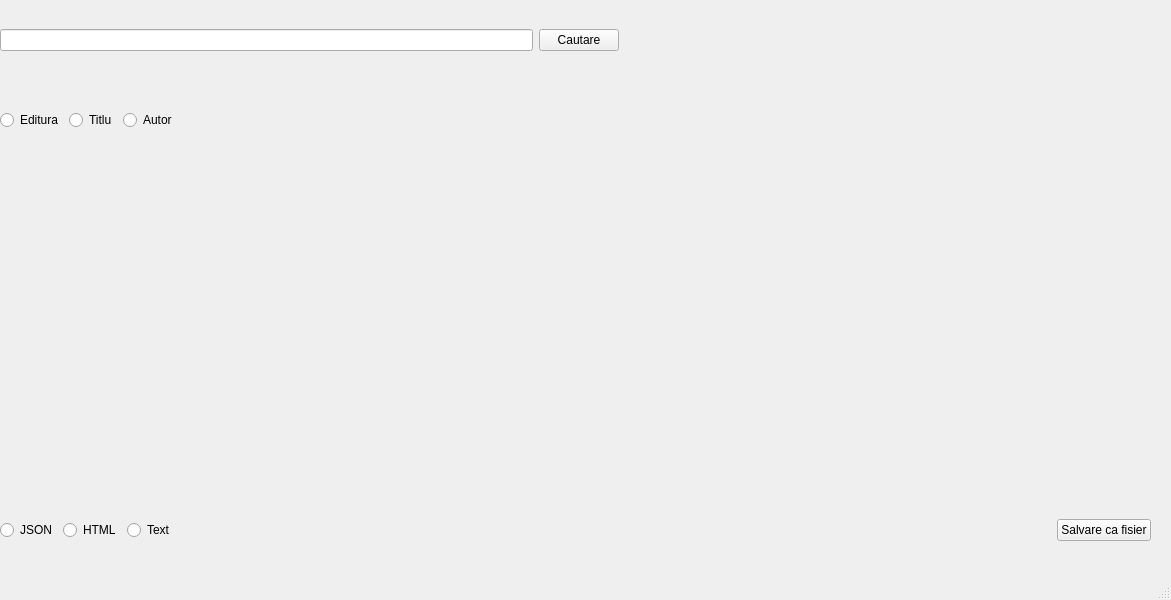
Old version of the form PP/LAB5/app.ui in the repository EfexOny/AN2.
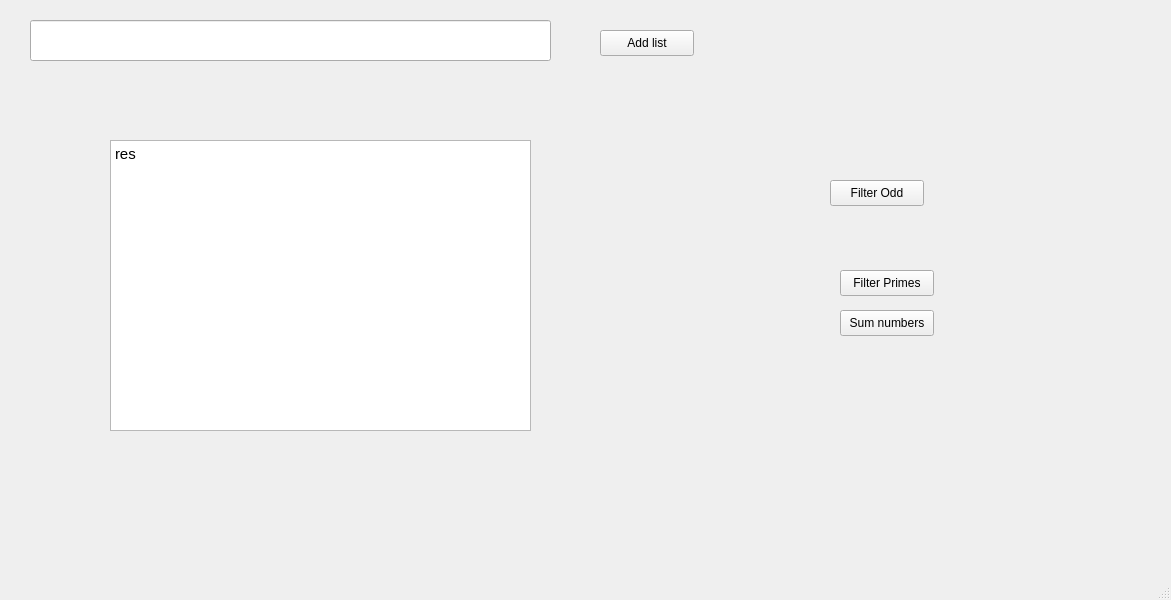
New version of the form.

Patch:
```diff
--- a/PP/LAB5/app.ui
+++ b/PP/LAB5/app.ui
@@ -14,139 +14,87 @@
    <string>MainWindow</string>
   </property>
   <widget class="QWidget" name="centralwidget">
-   <widget class="QWidget" name="horizontalLayoutWidget">
+   <widget class="QPushButton" name="butonAdd">
     <property name="geometry">
      <rect>
-      <x>0</x>
-      <y>0</y>
-      <width>1151</width>
-      <height>80</height>
+      <x>600</x>
+      <y>30</y>
+      <width>94</width>
+      <height>26</height>
      </rect>
     </property>
-    <layout class="QHBoxLayout" name="searchBar">
-     <item>
-      <widget class="QLineEdit" name="searchField"/>
-     </item>
-     <item>
-      <widget class="QPushButton" name="searchButton">
-       <property name="text">
-        <string>Cautare</string>
-       </property>
-      </widget>
-     </item>
-     <item>
-      <spacer name="horizontalSpacer">
-       <property name="orientation">
-        <enum>Qt::Orientation::Horizontal</enum>
-       </property>
-       <property name="sizeHint" stdset="0">
-        <size>
-         <width>40</width>
-         <height>20</height>
-        </size>
-       </property>
-      </spacer>
-     </item>
-    </layout>
+    <property name="text">
+     <string>Add list</string>
+    </property>
    </widget>
-   <widget class="QWidget" name="horizontalLayoutWidget_2">
+   <widget class="QLineEdit" name="numereAdd">
     <property name="geometry">
      <rect>
-      <x>0</x>
-      <y>80</y>
-      <width>1151</width>
-      <height>80</height>
+      <x>30</x>
+      <y>20</y>
+      <width>521</width>
+      <height>41</height>
      </rect>
     </property>
-    <layout class="QHBoxLayout" name="horizontalLayout" stretch="0,0,0,0">
-     <item>
-      <widget class="QRadioButton" name="radioButton_3">
-       <property name="text">
-        <string>Editura</string>
-       </property>
-      </widget>
-     </item>
-     <item>
-      <widget class="QRadioButton" name="radioButton_2">
-       <property name="text">
-        <string>Titlu</string>
-       </property>
-      </widget>
-     </item>
-     <item>
-      <widget class="QRadioButton" name="radioButton">
-       <property name="text">
-        <string>Autor</string>
-       </property>
-      </widget>
-     </item>
-     <item>
-      <spacer name="horizontalSpacer_2">
-       <property name="orientation">
-        <enum>Qt::Orientation::Horizontal</enum>
-       </property>
-       <property name="sizeHint" stdset="0">
-        <size>
-         <width>40</width>
-         <height>20</height>
-        </size>
-       </property>
-      </spacer>
-     </item>
-    </layout>
    </widget>
-   <widget class="QWidget" name="horizontalLayoutWidget_3">
+   <widget class="QTextBrowser" name="rezultatLista">
     <property name="geometry">
      <rect>
-      <x>0</x>
-      <y>490</y>
-      <width>1151</width>
-      <height>80</height>
+      <x>110</x>
+      <y>140</y>
+      <width>421</width>
+      <height>291</height>
      </rect>
     </property>
-    <layout class="QHBoxLayout" name="horizontalLayout_2">
-     <item>
-      <widget class="QRadioButton" name="jsonButton">
-       <property name="text">
-        <string>JSON</string>
-       </property>
-      </widget>
-     </item>
-     <item>
-      <widget class="QRadioButton" name="htmlButton">
-       <property name="text">
-        <string>HTML</string>
-       </property>
-      </widget>
-     </item>
-     <item>
-      <widget class="QRadioButton" name="textButton">
-       <property name="text">
-        <string>Text</string>
-       </property>
-      </widget>
-     </item>
-     <item>
-      <spacer name="horizontalSpacer_3">
-       <property name="orientation">
-        <enum>Qt::Orientation::Horizontal</enum>
-       </property>
-       <property name="sizeHint" stdset="0">
-        <size>
-         <width>40</width>
-         <height>20</height>
-        </size>
-       </property>
-      </spacer>
-     </item>
-     <item>
-      <widget class="QPushButton" name="saveButton">
-       <property name="text">
-        <string>Salvare ca fisier</string>
-       </property>
-      </widget>
-     </item>
-    </layout>
+    <property name="html">
+     <string>&lt;!DOCTYPE HTML PUBLIC &quot;-//W3C//DTD HTML 4.0//EN&quot; &quot;http://www.w3.org/TR/REC-html40/strict.dtd&quot;&gt;
+&lt;html&gt;&lt;head&gt;&lt;meta name=&quot;qrichtext&quot; content=&quot;1&quot; /&gt;&lt;meta charset=&quot;utf-8&quot; /&gt;&lt;style type=&quot;text/css&quot;&gt;
+p, li { white-space: pre-wrap; }
+hr { height: 1px; border-width: 0; }
+li.unchecked::marker { content: &quot;\2610&quot;; }
+li.checked::marker { content: &quot;\2612&quot;; }
+&lt;/style&gt;&lt;/head&gt;&lt;body style=&quot; font-family:'Ubuntu Sans'; font-size:11pt; font-weight:400; font-style:normal;&quot;&gt;
+&lt;p style=&quot; margin-top:0px; margin-bottom:0px; margin-left:0px; margin-right:0px; -qt-block-indent:0; text-indent:0px;&quot;&gt;res&lt;/p&gt;&lt;/body&gt;&lt;/html&gt;</string>
+    </property>
+   </widget>
+   <widget class="QPushButton" name="filterOdd">
+    <property name="geometry">
+     <rect>
+      <x>830</x>
+      <y>180</y>
+      <width>94</width>
+      <height>26</height>
+     </rect>
+    </property>
+    <property name="text">
+     <string>Filter Odd</string>
+    </property>
+   </widget>
+   <widget class="QPushButton" name="filterPrimes">
+    <property name="geometry">
+     <rect>
+      <x>840</x>
+      <y>270</y>
+      <width>94</width>
+      <height>26</height>
+     </rect>
+    </property>
+    <property name="text">
+     <string>Filter Primes</string>
+    </property>
+   </widget>
+   <widget class="QPushButton" name="sumNumber">
+    <property name="geometry">
+     <rect>
+      <x>840</x>
+      <y>310</y>
+      <width>94</width>
+      <height>26</height>
+     </rect>
+    </property>
+    <property name="text">
+     <string>Sum numbers</string>
+    </property>
    </widget>
   </widget>
   <widget class="QStatusBar" name="statusbar"/>
```
